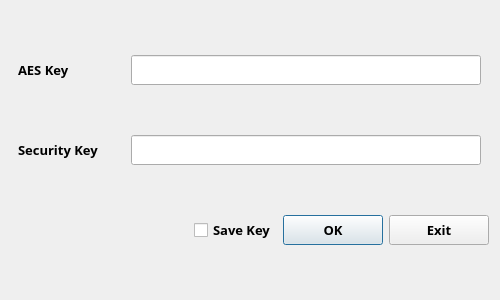
The window that login.ui (changhee-won/AiCoinsTrade) describes before a commit, drawn with Qt 5.
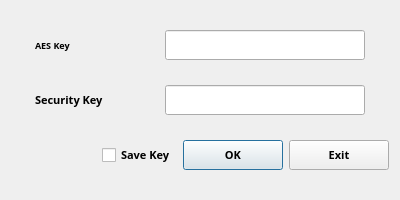
The same window after the commit.

Diff of the .ui file:
```diff
--- a/login.ui
+++ b/login.ui
@@ -6,26 +6,26 @@
    <rect>
     <x>0</x>
     <y>0</y>
-    <width>500</width>
-    <height>300</height>
+    <width>400</width>
+    <height>200</height>
    </rect>
   </property>
   <property name="minimumSize">
    <size>
-    <width>500</width>
-    <height>300</height>
+    <width>400</width>
+    <height>200</height>
    </size>
   </property>
   <property name="maximumSize">
    <size>
-    <width>500</width>
-    <height>300</height>
+    <width>400</width>
+    <height>200</height>
    </size>
   </property>
   <property name="font">
    <font>
     <family>Arial Black</family>
-    <pointsize>10</pointsize>
+    <pointsize>8</pointsize>
     <weight>75</weight>
     <bold>true</bold>
    </font>
@@ -50,6 +50,14 @@
          <height>30</height>
         </size>
        </property>
+       <property name="font">
+        <font>
+         <family>Arial Black</family>
+         <pointsize>7</pointsize>
+         <weight>75</weight>
+         <bold>true</bold>
+        </font>
+       </property>
        <property name="text">
         <string>AES Key</string>
        </property>
@@ -59,16 +67,24 @@
       <widget class="QLineEdit" name="lineEdit_aes">
        <property name="minimumSize">
         <size>
-         <width>350</width>
+         <width>200</width>
          <height>30</height>
         </size>
        </property>
        <property name="maximumSize">
         <size>
-         <width>350</width>
+         <width>200</width>
          <height>30</height>
         </size>
        </property>
+       <property name="font">
+        <font>
+         <family>Arial Black</family>
+         <pointsize>8</pointsize>
+         <weight>75</weight>
+         <bold>true</bold>
+        </font>
+       </property>
       </widget>
      </item>
     </layout>
@@ -89,6 +105,14 @@
          <height>30</height>
         </size>
        </property>
+       <property name="font">
+        <font>
+         <family>Arial Black</family>
+         <pointsize>8</pointsize>
+         <weight>75</weight>
+         <bold>true</bold>
+        </font>
+       </property>
        <property name="text">
         <string>Security Key</string>
        </property>
@@ -98,16 +122,24 @@
       <widget class="QLineEdit" name="lineEdit_sec">
        <property name="minimumSize">
         <size>
-         <width>350</width>
+         <width>200</width>
          <height>30</height>
         </size>
        </property>
        <property name="maximumSize">
         <size>
-         <width>350</width>
+         <width>200</width>
          <height>30</height>
         </size>
        </property>
+       <property name="font">
+        <font>
+         <family>Arial Black</family>
+         <pointsize>8</pointsize>
+         <weight>75</weight>
+         <bold>true</bold>
+        </font>
+       </property>
       </widget>
      </item>
     </layout>
@@ -129,6 +161,14 @@
      </item>
      <item>
       <widget class="QCheckBox" name="checkBox_save">
+       <property name="font">
+        <font>
+         <family>Arial Black</family>
+         <pointsize>8</pointsize>
+         <weight>75</weight>
+         <bold>true</bold>
+        </font>
+       </property>
        <property name="text">
         <string>Save Key</string>
        </property>
@@ -148,6 +188,14 @@
          <height>30</height>
         </size>
        </property>
+       <property name="font">
+        <font>
+         <family>Arial Black</family>
+         <pointsize>8</pointsize>
+         <weight>75</weight>
+         <bold>true</bold>
+        </font>
+       </property>
        <property name="text">
         <string>OK</string>
        </property>
@@ -167,6 +215,14 @@
          <height>30</height>
         </size>
        </property>
+       <property name="font">
+        <font>
+         <family>Arial Black</family>
+         <pointsize>8</pointsize>
+         <weight>75</weight>
+         <bold>true</bold>
+        </font>
+       </property>
        <property name="text">
         <string>Exit</string>
        </property>
```
